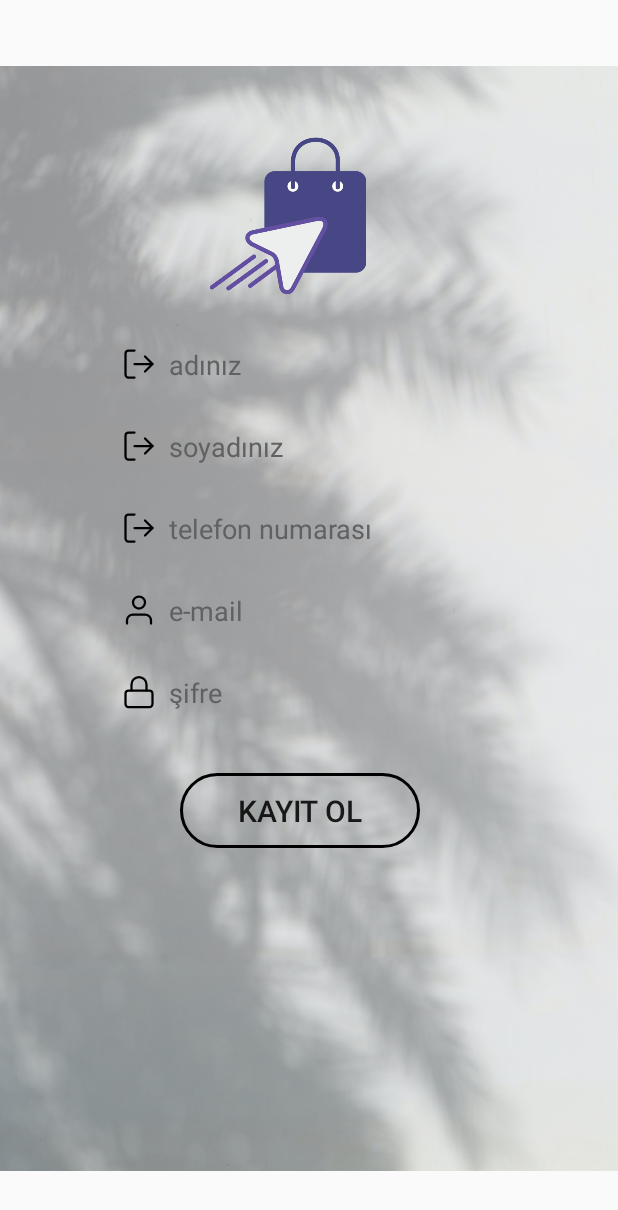
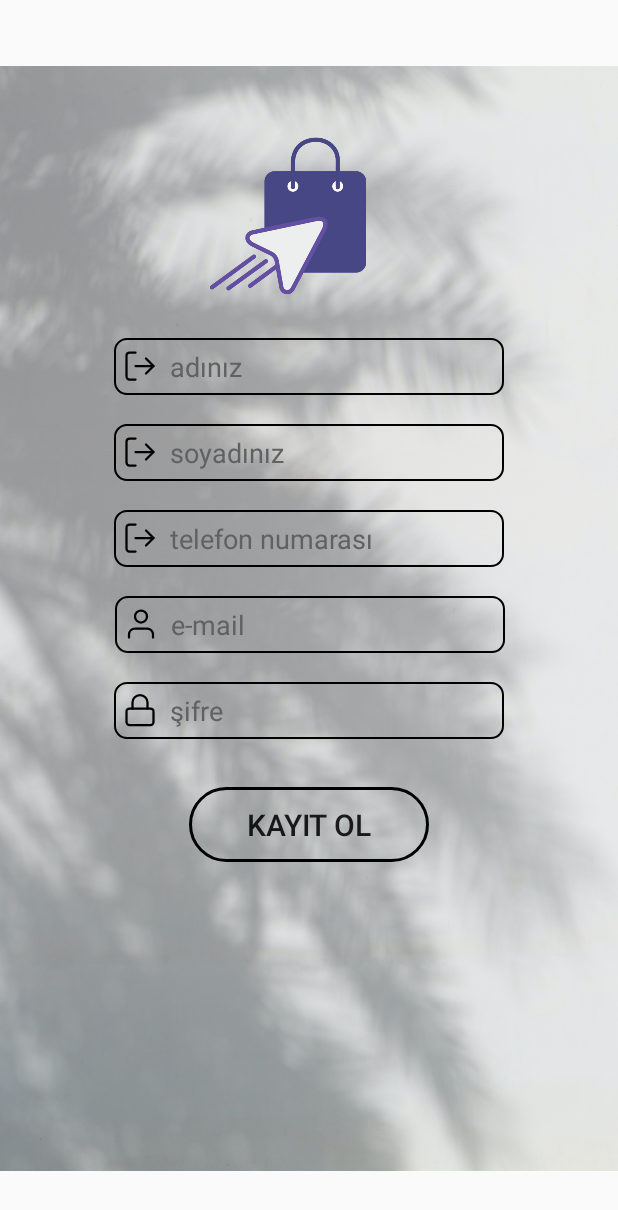
Before and after one commit to BadLuL1/MobileApp, an Android app: the screen it shows after launch (SignUp), after a tap on "ÜYE OL!", on a phone screen of 412 x 824 dp. Shown: the top 1210 px of the screen. Run offline under Robolectric (Android 15) with nearby library versions, the phone set to English and light mode, and no system bars.

Commit message:
Mobile app third step

```diff
--- a/app/build.gradle
+++ b/app/build.gradle
@@ -32,6 +32,7 @@ dependencies {
     implementation 'androidx.appcompat:appcompat:1.4.1'
     implementation 'com.google.android.material:material:1.5.0'
     implementation 'androidx.constraintlayout:constraintlayout:2.1.3'
+    implementation 'androidx.legacy:legacy-support-v4:1.0.0'
     testImplementation 'junit:junit:4.+'
     androidTestImplementation 'androidx.test.ext:junit:1.1.3'
     androidTestImplementation 'androidx.test.espresso:espresso-core:3.4.0'
--- /dev/null
+++ b/app/src/main/java/com/h5200042/hkdtic/Login.java
@@ -0,0 +1,43 @@
+package com.h5200042.hkdtic;
+
+import androidx.appcompat.app.AppCompatActivity;
+
+import android.content.Intent;
+import android.os.Bundle;
+import android.widget.Button;
+
+public class Login extends AppCompatActivity {
+
+    @Override
+    protected void onCreate(Bundle savedInstanceState) {
+        super.onCreate(savedInstanceState);
+        setContentView(R.layout.activity_login);
+
+
+        Button buttonSignUp = findViewById(R.id.btn_uye_ol);
+
+        buttonSignUp.setOnClickListener(v -> {
+            Intent intent = new Intent(this,SignUp.class);
+
+            startActivity(intent);
+        });
+
+        Button buttonForgetPassword = findViewById(R.id.btn_sifremi_unuttum);
+
+        buttonForgetPassword.setOnClickListener(v -> {
+            Intent intent2 = new Intent(this, ChooseScreenResetPass.class);
+
+            startActivity(intent2);
+        });
+
+        Button buttonHome = findViewById(R.id.btn_giris_yap);
+
+        buttonHome.setOnClickListener(v -> {
+            Intent intent3 = new Intent(this, Home.class);
+
+            startActivity(intent3);
+        });
+
+    }
+
+}
--- a/app/src/main/java/com/h5200042/hkdtic/MainActivity.java
+++ /dev/null
@@ -1,28 +0,0 @@
-package com.h5200042.hkdtic;
-
-import androidx.appcompat.app.AppCompatActivity;
-
-import android.content.Intent;
-import android.os.Bundle;
-import android.view.View;
-import android.widget.Button;
-
-public class MainActivity extends AppCompatActivity {
-
-    @Override
-    protected void onCreate(Bundle savedInstanceState) {
-        super.onCreate(savedInstanceState);
-        setContentView(R.layout.activity_main);
-
-
-        Button button = findViewById(R.id.btn_uye_ol);
-
-        button.setOnClickListener(v -> {
-            Intent intent = new Intent(this,SignUp.class);
-
-            startActivity(intent);
-        });
-
-    }
-
-}
--- a/app/src/main/res/drawable/giri_butonu.xml
+++ b/app/src/main/res/drawable/giri_butonu.xml
@@ -1,8 +1,8 @@
 <?xml version="1.0" encoding="utf-8"?>
-<shape xmlns:android="http://schemas.android.com/apk/res/android">
+<selector xmlns:android="http://schemas.android.com/apk/res/android">
 
     <corners android:radius="50dp"/>
 
     <stroke android:width="2sp"
         android:color="#FF000000"/>
-</shape>
+</selector>
--- a/app/src/main/res/layout/activity_signup.xml
+++ b/app/src/main/res/layout/activity_signup.xml
@@ -33,12 +33,13 @@
 
     <androidx.constraintlayout.widget.ConstraintLayout
 
-        android:id="@+id/SignUp"
+        android:id="@+id/name_space"
         android:layout_width="260dp"
-        android:layout_height="wrap_content"
+        android:layout_height="38dp"
         android:layout_alignParentTop="true"
-        android:layout_marginStart="75dp"
         android:layout_marginTop="28dp"
+        android:background="@drawable/edit_text_bg"
+        app:layout_constraintEnd_toEndOf="parent"
         app:layout_constraintStart_toStartOf="parent"
         app:layout_constraintTop_toBottomOf="@+id/amblem">
 
@@ -50,101 +51,163 @@
             android:backgroundTint="#00000000"
             android:drawableStart="@drawable/ic_log_in"
             android:drawablePadding="8sp"
+            android:autofillHints="no"
             android:hint="@string/name"
+            android:inputType="text"
             android:padding="5sp"
             android:textColor="#E6000000"
             android:textColorHint="#FF606162"
+            app:layout_constraintBottom_toBottomOf="parent"
             app:layout_constraintEnd_toEndOf="parent"
+            app:layout_constraintHorizontal_bias="0.0"
             app:layout_constraintStart_toStartOf="parent"
             app:layout_constraintTop_toTopOf="parent"
             tools:ignore="TouchTargetSizeCheck,TextContrastCheck" />
+    </androidx.constraintlayout.widget.ConstraintLayout>
+
+    <androidx.constraintlayout.widget.ConstraintLayout
+
+        android:id="@+id/surname_space"
+        android:layout_width="260dp"
+        android:layout_height="38dp"
+        android:layout_alignParentTop="true"
+        android:layout_marginTop="19dp"
+        android:background="@drawable/edit_text_bg"
+        app:layout_constraintEnd_toEndOf="parent"
+        app:layout_constraintStart_toStartOf="parent"
+        app:layout_constraintTop_toBottomOf="@+id/name_space">
 
         <EditText
             android:id="@+id/surname_SignUp"
             android:layout_width="match_parent"
             android:layout_height="35dp"
-            android:layout_marginTop="19dp"
             android:background="@drawable/edit_text_bg"
             android:backgroundTint="#00000000"
             android:drawableStart="@drawable/ic_log_in"
             android:drawablePadding="8sp"
             android:hint="@string/surname"
+            android:inputType="text"
+            android:autofillHints="no"
             android:padding="5sp"
             android:textColor="#E6000000"
             android:textColorHint="#FF606162"
+            app:layout_constraintBottom_toBottomOf="parent"
             app:layout_constraintEnd_toEndOf="parent"
             app:layout_constraintStart_toStartOf="parent"
-            app:layout_constraintTop_toBottomOf="@+id/name_SignUp"
+            app:layout_constraintTop_toTopOf="parent"
             tools:ignore="TouchTargetSizeCheck,TextContrastCheck" />
+    </androidx.constraintlayout.widget.ConstraintLayout>
+
+    <androidx.constraintlayout.widget.ConstraintLayout
+
+        android:id="@+id/phoneNumber_space"
+        android:layout_width="260dp"
+        android:layout_height="38dp"
+        android:layout_alignParentTop="true"
+        android:layout_marginTop="19dp"
+        android:background="@drawable/edit_text_bg"
+        app:layout_constraintEnd_toEndOf="parent"
+        app:layout_constraintStart_toStartOf="parent"
+        app:layout_constraintTop_toBottomOf="@+id/surname_space">
+
+        <EditText
+            android:id="@+id/phoneNumber_SignUp"
+            android:layout_width="match_parent"
+            android:layout_height="35dp"
+            android:background="@drawable/edit_text_bg"
+            android:backgroundTint="#00000000"
+            android:drawableStart="@drawable/ic_log_in"
+            android:drawablePadding="8sp"
+            android:hint="@string/phone_number"
+            android:importantForAutofill="no"
+            android:inputType="phone"
+            android:padding="5sp"
+            android:textColor="#E6000000"
+            android:textColorHint="#FF606162"
+            app:layout_constraintBottom_toBottomOf="parent"
+            app:layout_constraintEnd_toEndOf="parent"
+            app:layout_constraintStart_toStartOf="parent"
+            app:layout_constraintTop_toTopOf="parent"
+            tools:ignore="TouchTargetSizeCheck,TextContrastCheck" />
+    </androidx.constraintlayout.widget.ConstraintLayout>
+
+    <androidx.constraintlayout.widget.ConstraintLayout
+
+        android:id="@+id/e_mail_space"
+        android:layout_width="260dp"
+        android:layout_height="38dp"
+        android:layout_alignParentTop="true"
+        android:layout_marginTop="19dp"
+        android:background="@drawable/edit_text_bg"
+        app:layout_constraintEnd_toEndOf="parent"
+        app:layout_constraintHorizontal_bias="0.503"
+        app:layout_constraintStart_toStartOf="parent"
+        app:layout_constraintTop_toBottomOf="@+id/phoneNumber_space">
 
         <EditText
             android:id="@+id/e_mail_SignUp"
             android:layout_width="match_parent"
             android:layout_height="35dp"
-            android:layout_marginTop="19dp"
             android:background="@drawable/edit_text_bg"
             android:backgroundTint="#00000000"
             android:drawableStart="@drawable/ic_user1"
             android:drawablePadding="8sp"
             android:hint="@string/e_mail"
+            android:autofillHints="no"
+            android:inputType="text"
             android:padding="5sp"
             android:textColor="#E6000000"
             android:textColorHint="#FF606162"
+            app:layout_constraintBottom_toBottomOf="parent"
             app:layout_constraintEnd_toEndOf="parent"
             app:layout_constraintStart_toStartOf="parent"
-            app:layout_constraintTop_toBottomOf="@+id/phoneNumber_SignUp"
+            app:layout_constraintTop_toTopOf="parent"
             tools:ignore="TouchTargetSizeCheck,TextContrastCheck" />
+    </androidx.constraintlayout.widget.ConstraintLayout>
 
-        <EditText
-            android:id="@+id/phoneNumber_SignUp"
-            android:layout_width="match_parent"
-            android:layout_height="35dp"
-            android:layout_marginTop="19dp"
-            android:background="@drawable/edit_text_bg"
-            android:backgroundTint="#00000000"
-            android:drawableStart="@drawable/ic_log_in"
-            android:drawablePadding="8sp"
-            android:hint="@string/phone_number"
-            android:padding="5sp"
-            android:textColor="#E6000000"
-            android:textColorHint="#FF606162"
-            app:layout_constraintEnd_toEndOf="parent"
-            app:layout_constraintStart_toStartOf="parent"
-            app:layout_constraintTop_toBottomOf="@+id/surname_SignUp"
-            tools:ignore="TouchTargetSizeCheck,TextContrastCheck" />
+    <androidx.constraintlayout.widget.ConstraintLayout
+
+        android:id="@+id/password_space"
+        android:layout_width="260dp"
+        android:layout_height="38dp"
+        android:layout_alignParentTop="true"
+        android:layout_marginTop="19dp"
+        android:background="@drawable/edit_text_bg"
+        app:layout_constraintEnd_toEndOf="parent"
+        app:layout_constraintStart_toStartOf="parent"
+        app:layout_constraintTop_toBottomOf="@+id/e_mail_space">
 
         <EditText
             android:id="@+id/passoword_SignUp"
             android:layout_width="match_parent"
             android:layout_height="35dp"
-            android:layout_marginTop="19dp"
             android:background="@drawable/edit_text_bg"
             android:backgroundTint="#00000000"
             android:drawableStart="@drawable/ic_lock1"
             android:drawablePadding="8sp"
             android:hint="@string/password"
+            android:autofillHints="no"
+            android:inputType="text"
             android:padding="5sp"
             android:textColor="#E6000000"
             android:textColorHint="#FF606162"
+            app:layout_constraintBottom_toBottomOf="parent"
             app:layout_constraintEnd_toEndOf="parent"
             app:layout_constraintStart_toStartOf="parent"
-            app:layout_constraintTop_toBottomOf="@+id/e_mail_SignUp"
+            app:layout_constraintTop_toTopOf="parent"
             tools:ignore="TouchTargetSizeCheck,TextContrastCheck" />
-
     </androidx.constraintlayout.widget.ConstraintLayout>
 
     <Button
         android:id="@+id/btn_kayit_ol"
         android:layout_width="160dp"
         android:layout_height="50dp"
-        android:layout_marginStart="119dp"
-        android:layout_marginTop="318dp"
-        android:layout_marginEnd="132dp"
+        android:layout_marginTop="32dp"
         android:background="@drawable/button_bg"
         android:text="@string/signUp"
         android:textSize="20sp"
         app:layout_constraintEnd_toEndOf="parent"
         app:layout_constraintStart_toStartOf="parent"
-        app:layout_constraintTop_toBottomOf="@+id/amblem" />
+        app:layout_constraintTop_toBottomOf="@+id/password_space" />
 
 </androidx.constraintlayout.widget.ConstraintLayout>
--- a/app/src/main/res/values/colors.xml
+++ b/app/src/main/res/values/colors.xml
@@ -12,4 +12,6 @@
     <color name="forget_pass">#494949</color>
     <color name="SignUpText">#AA494949</color>
     <color name="SignUpButton">#CC494949</color>
+    <color name="transparent">#00000000</color>
+    <color name="transparent50">#65000000</color>
 </resources>
```
Also changed, not shown: app/src/main/AndroidManifest.xml (+14 -4 lines), app/src/main/res/layout/activity_login.xml (renamed from app/src/main/res/layout/activity_main.xml, +16 -12 lines), app/src/main/res/values/strings.xml (+15 -0 lines), app/src/main/res/values/styles.xml (+78 -0 lines), app/src/main/res/drawable/transparentbg.xml (renamed from app/src/main/res/drawable/uyeol.xml).
